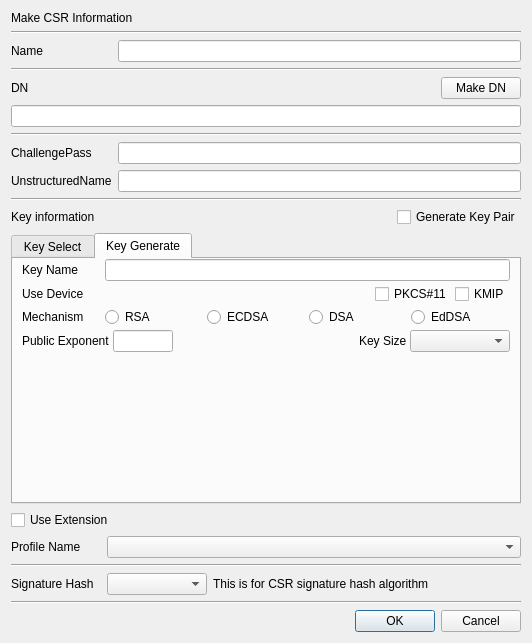
This is CertMan/make_req_dlg.ui in jykim74/CertMan as Qt 5 draws it before an edit. The edited form follows.
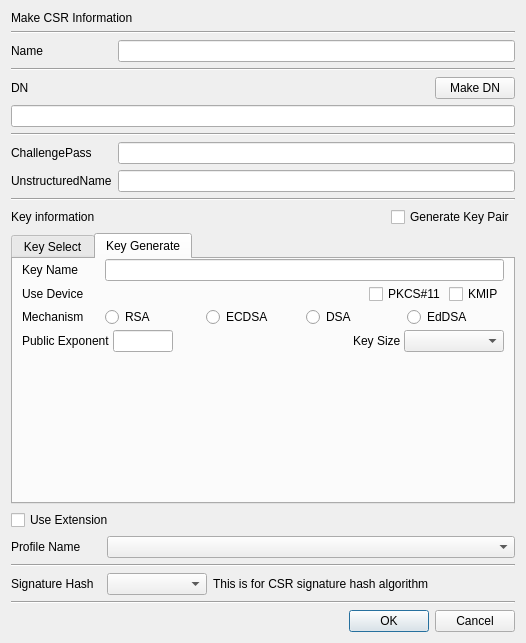
This is the edited form.

Patch:
```diff
--- a/CertMan/make_req_dlg.ui
+++ b/CertMan/make_req_dlg.ui
@@ -6,7 +6,7 @@
    <rect>
     <x>0</x>
     <y>0</y>
-    <width>532</width>
+    <width>526</width>
     <height>643</height>
    </rect>
   </property>
@@ -48,7 +48,14 @@
       </widget>
      </item>
      <item row="3" column="0" colspan="3">
-      <widget class="QLineEdit" name="mDNText"/>
+      <widget class="QLineEdit" name="mDNText">
+       <property name="minimumSize">
+        <size>
+         <width>500</width>
+         <height>0</height>
+        </size>
+       </property>
+      </widget>
      </item>
      <item row="0" column="1" colspan="2">
       <widget class="QLineEdit" name="mNameText"/>
```
